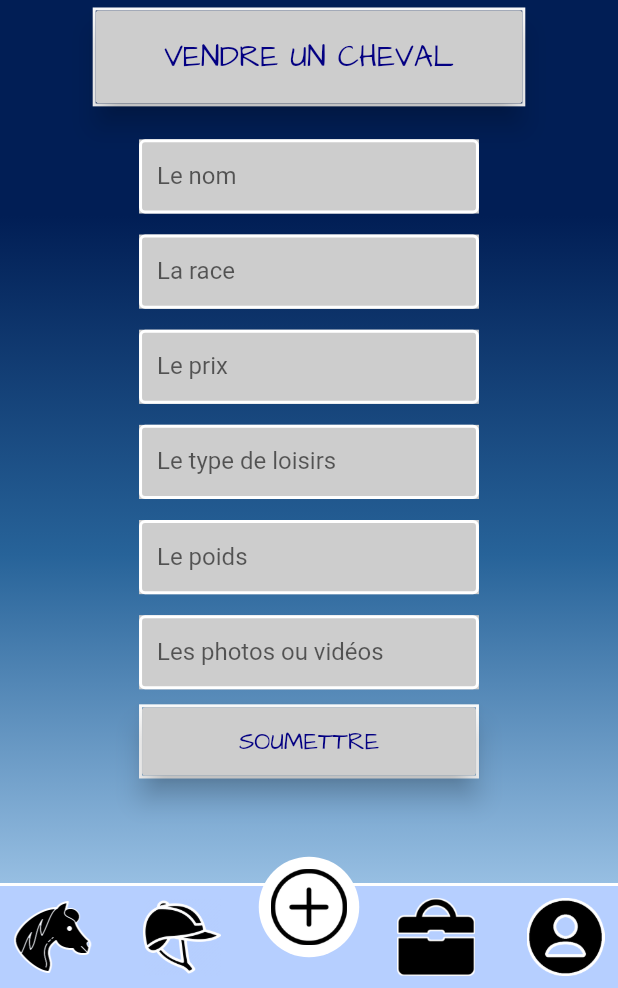
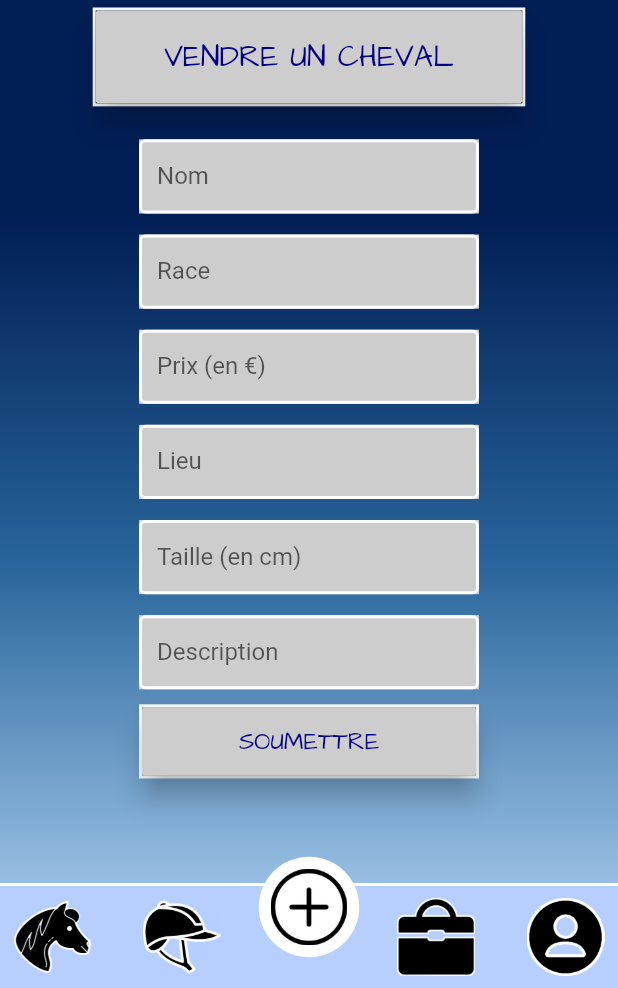
Before and after one commit to RedDTG/kavaloccaz, a Flutter app: the VendreCheval screen opened by its route, on a phone screen of 412 x 824 dp, the part 248-1236 px from its top. Run offline on Flutter 3.47's test engine with Material 2 defaults, Android fonts, the phone set to English and light mode, and no system bars; our stand-ins replace cloud_firestore, firebase_core; accounts and stored records are empty; network calls fail.

Commit message:
[EDIT] VendreCheval form linked with Firestore

```diff
--- a/lib/Equides/vendreCheval.dart
+++ b/lib/Equides/vendreCheval.dart
@@ -1,17 +1,25 @@
+import 'package:cloud_firestore/cloud_firestore.dart';
 import 'package:flutter/material.dart';
+import 'package:intl/intl.dart';
 import 'package:kavaloccaz/_bottomBar.dart';
+import 'package:kavaloccaz/models/EquidesModel.dart';
 import '../_bottomBar.dart';
 
 // ignore: must_be_immutable
 class VendreCheval extends StatelessWidget {
+  final db = FirebaseFirestore.instance;
   VendreCheval();
-
-  String nom;
 
   @override
   Widget build(BuildContext context) {
     double largeur = MediaQuery.of(context).size.width;
     double hauteur = MediaQuery.of(context).size.height;
+    TextEditingController _nomController = new TextEditingController();
+    TextEditingController _descriptionController = new TextEditingController();
+    TextEditingController _lieuController = new TextEditingController();
+    TextEditingController _raceController = new TextEditingController();
+    TextEditingController _prixController = new TextEditingController();
+    TextEditingController _tailleController = new TextEditingController();
 
     return new GestureDetector(
         onTap: (() => FocusScope.of(context).requestFocus(new FocusNode())),
@@ -83,8 +91,9 @@ class VendreCheval extends StatelessWidget {
                                 borderSide: const BorderSide(
                                     color: Colors.white, width: 2.0),
                               ),
-                              labelText: "Le nom",
+                              labelText: "Nom",
                             ),
+                            controller: _nomController,
                             keyboardType: TextInputType.text,
                           ),
                         ),
@@ -99,9 +108,10 @@ class VendreCheval extends StatelessWidget {
                                 borderSide: const BorderSide(
                                     color: Colors.white, width: 2.0),
                               ),
-                              labelText: "La race",
+                              labelText: "Race",
                             ),
                             keyboardType: TextInputType.text,
+                            controller: _raceController,
                           ),
                         ),
                         new Container(
@@ -115,9 +125,10 @@ class VendreCheval extends StatelessWidget {
                                 borderSide: const BorderSide(
                                     color: Colors.white, width: 2.0),
                               ),
-                              labelText: "Le prix",
+                              labelText: "Prix (en €)",
                             ),
                             keyboardType: TextInputType.text,
+                            controller: _prixController,
                           ),
                         ),
                         new Container(
@@ -131,9 +142,10 @@ class VendreCheval extends StatelessWidget {
                                 borderSide: const BorderSide(
                                     color: Colors.white, width: 2.0),
                               ),
-                              labelText: "Le type de loisirs",
+                              labelText: "Lieu",
                             ),
                             keyboardType: TextInputType.text,
+                            controller: _lieuController,
                           ),
                         ),
                         new Container(
@@ -147,9 +159,10 @@ class VendreCheval extends StatelessWidget {
                                 borderSide: const BorderSide(
                                     color: Colors.white, width: 2.0),
                               ),
-                              labelText: "Le poids",
+                              labelText: "Taille (en cm)",
                             ),
                             keyboardType: TextInputType.text,
+                            controller: _tailleController,
                           ),
                         ),
                         new Container(
@@ -163,9 +176,10 @@ class VendreCheval extends StatelessWidget {
                                 borderSide: const BorderSide(
                                     color: Colors.white, width: 2.0),
                               ),
-                              labelText: "Les photos ou vidéos",
+                              labelText: "Description",
                             ),
-                            keyboardType: TextInputType.text,
+                            controller: _descriptionController,
+                            keyboardType: TextInputType.multiline,
                           ),
                         ),
                         new Container(
@@ -176,7 +190,26 @@ class VendreCheval extends StatelessWidget {
                                   Border.all(color: Colors.white, width: 2.0)),
                           margin: EdgeInsets.only(top: 10.0),
                           child: new RaisedButton(
-                            onPressed: () {},
+                            onPressed: () async {
+                              EquidesAnnonce annonceCheval = new EquidesAnnonce(
+                                  _nomController.text,
+                                  _lieuController.text,
+                                  _descriptionController.text,
+                                  dateNow(),
+                                  _raceController.text,
+                                  _prixController.text,
+                                  _tailleController.text);
+
+                              {
+                                await db
+                                    .collection('produits')
+                                    .doc('equides')
+                                    .collection('chevaux')
+                                    .add(annonceCheval.toJson());
+                              }
+                              Navigator.of(context)
+                                  .popUntil((route) => route.isFirst);
+                            },
                             child: new Text('SOUMETTRE',
                                 style: TextStyle(
                                     fontFamily: 'ArchitectsDaughter',
@@ -197,3 +230,10 @@ class VendreCheval extends StatelessWidget {
         ));
   }
 }
+
+dateNow() {
+  final DateTime now = DateTime.now();
+  final DateFormat formatter = DateFormat('dd-MM-yyyy');
+  final String date = formatter.format(now);
+  return date;
+}
--- /dev/null
+++ b/lib/models/EquidesModel.dart
@@ -0,0 +1,22 @@
+class EquidesAnnonce {
+  String nom;
+  String lieu;
+  String description;
+  String prix;
+  String race;
+  String taille;
+  String date;
+
+  EquidesAnnonce(this.nom, this.lieu, this.description, this.date, this.race,
+      this.prix, this.taille);
+
+  Map<String, dynamic> toJson() => {
+        'date': date,
+        'description': description,
+        'nom': nom,
+        'lieu': lieu,
+        'taille': taille,
+        'race': race,
+        'prix': prix
+      };
+}
```
Also changed, not shown: lib/Vente/vendreCheval.dart (deleted, +0 -197 lines).
